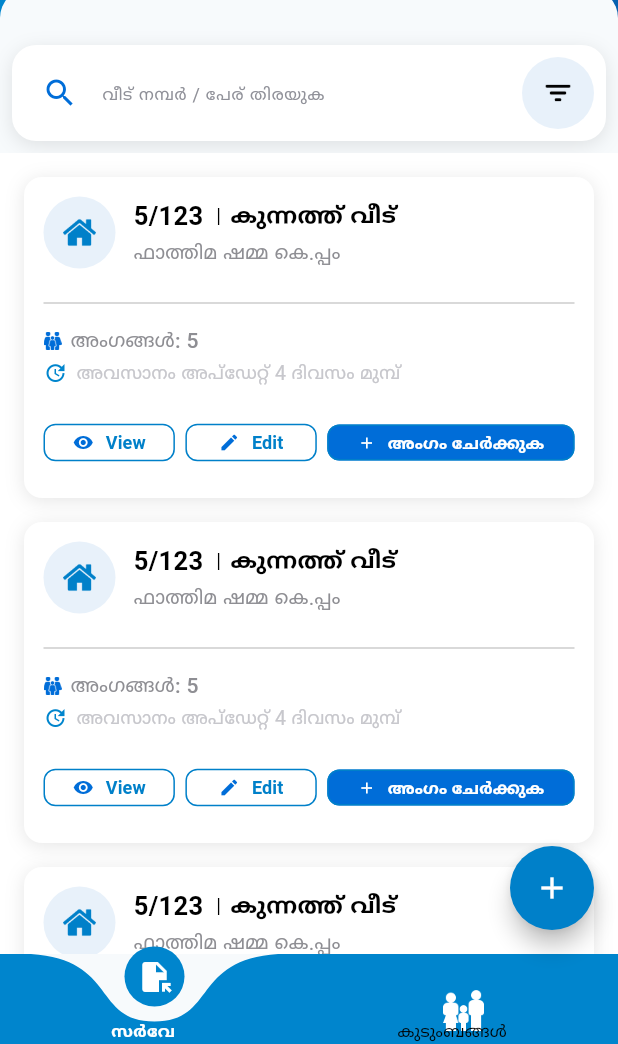
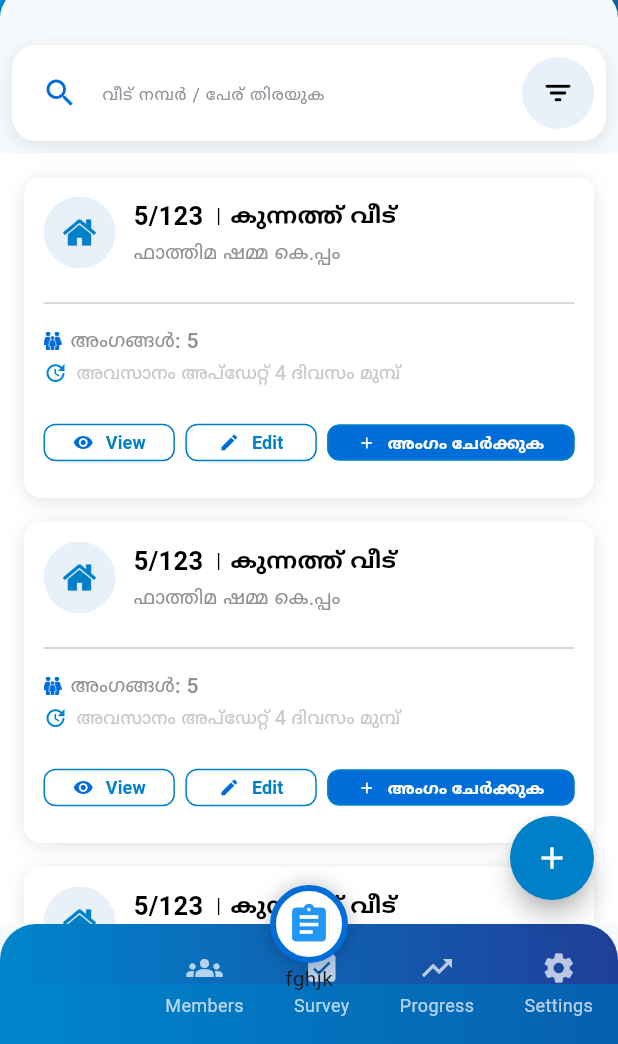
Before and after one commit to safarashlimp/e_member_application, a Flutter app: the ListSurveyReport screen opened directly, after a tap on "Cancel", on a phone screen of 412 x 824 dp, the part 192-1236 px from its top. Run offline on Flutter 3.47's test engine with Material 3 defaults, Android fonts, the light colour scheme and no system bars; drawn by our look-alikes of curved_navigation_bar; our stand-ins replace bloc, equatable, flutter_bloc, shared_preferences; accounts and stored records are empty; network calls fail; project files that could hold a hidden picture were left out.

Commit message:
bottom navigation bar edit

```diff
--- a/lib/core/widget/common/bottom_navigation_bar.dart
+++ b/lib/core/widget/common/bottom_navigation_bar.dart
@@ -1,4 +1,7 @@
 import 'package:e_member_app/core/theme/app_color/app_color.dart';
+import 'package:e_member_app/feature/add_family_members_list/presentation/view/add_family_members.dart';
+import 'package:e_member_app/feature/add_servy_report/presentation/view/add_item_basic_details.dart';
+import 'package:e_member_app/feature/add_servy_report/presentation/view/add_servy_items.dart';
 import 'package:e_member_app/feature/list_family/presentatioan/view/list_family.dart';
 import 'package:e_member_app/feature/list_survey_report/presentation/view/list_survey_report.dart';
 import 'package:flutter/material.dart';
@@ -111,3 +114,209 @@ class _MainBottomBarState extends State<MainBottomBar> {
     );
   }
 }
+
+
+
+class AppBottomNav extends StatelessWidget {
+  final int selectedIndex;
+  final double height;
+  const AppBottomNav({super.key, required this.selectedIndex, this.height = 80});
+
+  void _onTap(BuildContext context, int index) {
+    switch (index) {
+      case 0:
+        Navigator.pushReplacement(
+          context,
+          MaterialPageRoute(builder: (_) => ListSurveyReport()),
+        );
+        break;
+      case 1:
+        Navigator.pushReplacement(
+          context,
+          MaterialPageRoute(builder: (_) => const ListFamily()),
+        );
+        break;
+      case 2:
+        Navigator.pushReplacement(
+          context,
+          MaterialPageRoute(builder: (_) => AddServyItems()),
+        );
+        break;
+      case 3:
+        Navigator.pushReplacement(
+          context,
+          MaterialPageRoute(builder: (_) => const AddFamilyMembers()),
+        );
+        break;
+      case 4:
+        Navigator.pushReplacement(
+          context,
+          MaterialPageRoute(builder: (_) => const AddItemBasicDetails()),
+        );
+        break;
+    }
+  }
+
+  @override
+  Widget build(BuildContext context) {
+    return
+    //  Container(
+    //   height: 80,
+    //   decoration: const BoxDecoration(
+    //     gradient: LinearGradient(
+    //       colors: [Color(0xff0086D1), Color(0xff004E92)],
+    //     ),
+    //     borderRadius: BorderRadius.only(
+    //       topLeft: Radius.circular(28),
+    //       topRight: Radius.circular(28),
+    //     ),
+    //   ),
+     Stack(
+      clipBehavior: Clip.none,
+        alignment: Alignment.topCenter,
+        children: [
+          Container(
+            height: height + 0,
+            width: double.infinity,
+            decoration: BoxDecoration(gradient: AppColor.primaryGradient,
+             borderRadius: const BorderRadius.only(
+                  topRight: Radius.circular(24),
+                  topLeft:
+                  Radius.circular(24),
+
+                ),
+            ),
+          ),
+
+          /// 🔹 LIGHT GRADIENT
+          Positioned(
+            bottom: 0,
+            left: 0,
+            right: 0,
+            child: Container(
+              height: height * 0.5,
+              decoration: BoxDecoration(
+                gradient: AppColor.primaryGradientLight,
+                borderRadius: const BorderRadius.only(
+                  //topRight: Radius.circular(15),
+                ),
+              ),
+            ),
+          ),
+
+          /// NORMAL BUTTONS ROW
+          Positioned(
+            bottom: 0,
+            left: 0,
+            right: 0,
+            child: SizedBox(
+              height: height,
+              child: Row(
+                mainAxisAlignment: MainAxisAlignment.spaceAround,
+                children: List.generate(5, (index) {
+                  if (index == selectedIndex) {
+                    return const SizedBox(width: 60); // Space for pop-up button
+                  }
+                  return _normalItem(context, index);
+                }),
+              ),
+            ),
+          ),
+
+          /// POP-UP BUTTON (DYNAMIC)
+          Positioned(
+            top: -26, // adjust as needed
+            child: GestureDetector(
+              onTap: () => _onTap(context, selectedIndex),
+              child: Column(
+                children: [
+                  Container(
+                    height: 52,
+                    width: 52,
+                    decoration: BoxDecoration(
+                      color: Colors.white,
+                      shape: BoxShape.circle,
+                      border: Border.all(color: AppColor.button, width: 4),
+                      boxShadow: const [
+                        BoxShadow(
+                          color: Colors.black26,
+                          blurRadius: 10,
+                        ),
+                      ],
+                    ),
+                    child: Icon(
+                      _icon(selectedIndex),
+                      size: 30,
+                      color: Colors.blue,
+                    ),
+                  ),
+                  Text("fghjk")
+                ],
+              ),
+
+            ),
+
+          ),
+        ],
+      );
+   // );
+  }
+
+  /// NORMAL ICON
+  Widget _normalItem(BuildContext context, int index) {
+    return GestureDetector(
+      onTap: () => _onTap(context, index),
+      child: Column(
+        mainAxisAlignment: MainAxisAlignment.center,
+        children: [
+          Icon(
+            _icon(index),
+            color: Colors.white70,
+          ),
+          const SizedBox(height: 4),
+          Text(
+            _label(index),
+            style: const TextStyle(
+              color: Colors.white70,
+              fontSize: 12,
+            ),
+          ),
+        ],
+      ),
+    );
+  }
+
+  IconData _icon(int index) {
+    switch (index) {
+      case 0:
+        return Icons.assignment;
+      case 1:
+        return Icons.groups;
+      case 2:
+        return Icons.assignment_turned_in;
+      case 3:
+        return Icons.trending_up;
+      case 4:
+        return Icons.settings;
+      default:
+        return Icons.circle;
+    }
+  }
+
+  String _label(int index) {
+    switch (index) {
+      case 0:
+        return "Family";
+      case 1:
+        return "Members";
+      case 2:
+        return "Survey";
+      case 3:
+        return "Progress";
+      case 4:
+        return "Settings";
+      default:
+        return "";
+    }
+  }
+}
--- /dev/null
+++ b/lib/feature/dash_board/presentation/view/dash_board.dart
@@ -0,0 +1,23 @@
+import 'package:e_member_app/core/widget/common/bottom_navigation_bar.dart';
+import 'package:flutter/material.dart';
+
+class DashboardScreen extends StatelessWidget {
+  const DashboardScreen({super.key});
+
+  @override
+  Widget build(BuildContext context) {
+    return SafeArea(
+      child: Scaffold(
+        body: const Center(
+          child: Text(
+            "Dashboard Screen",
+            style: TextStyle(fontSize: 22),
+          ),
+        ),
+
+        // 👇 Bottom nav shown in dashboard
+        bottomNavigationBar: AppBottomNav(selectedIndex: 2,)
+      ),
+    );
+  }
+}
--- a/lib/feature/list_survey_report/presentation/view/list_survey_report.dart
+++ b/lib/feature/list_survey_report/presentation/view/list_survey_report.dart
@@ -101,7 +101,7 @@ class _ListSurveyReportState extends State<ListSurveyReport> {
     return SafeArea(
       top: false,
       child: Scaffold(
-        bottomNavigationBar: MainBottomBar(currentIndex: 0),
+        bottomNavigationBar: AppBottomNav(selectedIndex: 0),
         floatingActionButton: FloatingActionButton(
           onPressed: () {
         Navigator.push(
--- a/lib/main.dart
+++ b/lib/main.dart
@@ -1,4 +1,5 @@
-import 'package:e_member_app/feature/login/presentation/screen/login_view.dart';
+import 'package:e_member_app/feature/dash_board/presentation/view/dash_board.dart';
+//import 'package:e_member_app/feature/login/presentation/screen/login_view.dart';
 import 'package:flutter/material.dart';
 import 'package:flutter/services.dart';
 
@@ -22,6 +23,8 @@ class MyApp extends StatelessWidget {
   // This widget is the root of your application.
   @override
   Widget build(BuildContext context) {
-    return MaterialApp(home: LoginView());
+    return MaterialApp(
+      //home: LoginView()
+      home: DashboardScreen(),);
   }
 }
```
Also changed, not shown: lib/core/widget/update_dialoge/update_dialoge.dart (line endings or trailing spaces).
